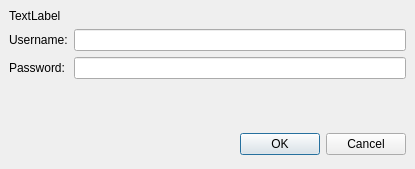
First picture: the form in BartleBlog/ui/authdialog.ui, repository ralsina/ra-blog, before the edit.
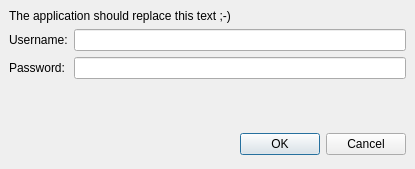
Second picture: the form after the edit.

Commit message: Added python classes for UI files

Diff of the .ui file:
```diff
--- a/BartleBlog/ui/authdialog.ui
+++ b/BartleBlog/ui/authdialog.ui
@@ -30,7 +30,7 @@
       </sizepolicy>
      </property>
      <property name="text" >
-      <string>TextLabel</string>
+      <string>The application should replace this text ;-)</string>
      </property>
     </widget>
    </item>
```
The commit also changes 5 other files.
